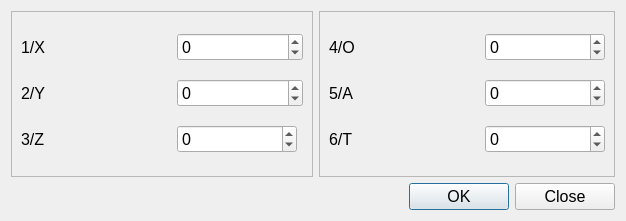
Qt form tpointdialog.ui (GolubevMA/RobotConnection) before a commit.
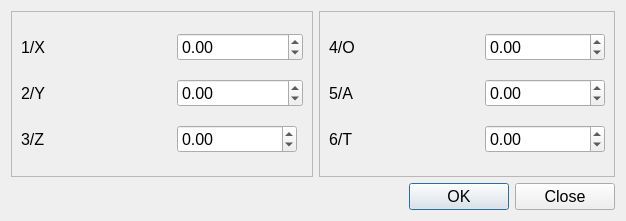
The same form after that commit.

Patch:
```diff
--- a/tpointdialog.ui
+++ b/tpointdialog.ui
@@ -43,22 +43,6 @@
           </property>
          </widget>
         </item>
-        <item row="2" column="2" colspan="2">
-         <widget class="QSpinBox" name="spinBox_Y">
-          <property name="minimumSize">
-           <size>
-            <width>100</width>
-            <height>0</height>
-           </size>
-          </property>
-          <property name="minimum">
-           <number>-360000</number>
-          </property>
-          <property name="maximum">
-           <number>300060</number>
-          </property>
-         </widget>
-        </item>
         <item row="0" column="0">
          <widget class="QLabel" name="label">
           <property name="minimumSize">
@@ -78,38 +62,6 @@
           </property>
          </widget>
         </item>
-        <item row="0" column="2" colspan="2">
-         <widget class="QSpinBox" name="spinBox_X">
-          <property name="minimumSize">
-           <size>
-            <width>120</width>
-            <height>0</height>
-           </size>
-          </property>
-          <property name="minimum">
-           <number>-10000000</number>
-          </property>
-          <property name="maximum">
-           <number>10000000</number>
-          </property>
-         </widget>
-        </item>
-        <item row="3" column="2">
-         <widget class="QSpinBox" name="spinBox_Z">
-          <property name="minimumSize">
-           <size>
-            <width>120</width>
-            <height>0</height>
-           </size>
-          </property>
-          <property name="minimum">
-           <number>-3600000</number>
-          </property>
-          <property name="maximum">
-           <number>360000000</number>
-          </property>
-         </widget>
-        </item>
         <item row="3" column="0">
          <widget class="QLabel" name="label_3">
           <property name="minimumSize">
@@ -129,6 +81,57 @@
           </property>
          </widget>
         </item>
+        <item row="0" column="2" colspan="2">
+         <widget class="QDoubleSpinBox" name="spinBox_X">
+          <property name="minimumSize">
+           <size>
+            <width>120</width>
+            <height>0</height>
+           </size>
+          </property>
+          <property name="minimum">
+           <double>-10000.000000000000000</double>
+          </property>
+          <property name="maximum">
+           <double>10000.000000000000000</double>
+          </property>
+          <property name="value">
+           <double>0.000000000000000</double>
+          </property>
+         </widget>
+        </item>
+        <item row="2" column="2" colspan="2">
+         <widget class="QDoubleSpinBox" name="spinBox_Y">
+          <property name="minimumSize">
+           <size>
+            <width>100</width>
+            <height>0</height>
+           </size>
+          </property>
+          <property name="minimum">
+           <double>-10000.000000000000000</double>
+          </property>
+          <property name="maximum">
+           <double>10000.000000000000000</double>
+          </property>
+         </widget>
+        </item>
+        <item row="3" column="2">
+         <widget class="QDoubleSpinBox" name="spinBox_Z">
+          <property name="minimumSize">
+           <size>
+            <width>120</width>
+            <height>0</height>
+           </size>
+          </property>
+          <property name="minimum">
+           <double>-10000.000000000000000</double>
+          </property>
+          <property name="maximum">
+           <double>10000.000000000000000</double>
+          </property>
+         </widget>
+        </item>
        </layout>
       </widget>
      </item>
@@ -162,38 +165,6 @@
             </property>
            </widget>
           </item>
-          <item row="0" column="1">
-           <widget class="QSpinBox" name="spinBox_rx">
-            <property name="minimumSize">
-             <size>
-              <width>120</width>
-              <height>0</height>
-             </size>
-            </property>
-            <property name="minimum">
-             <number>-360</number>
-            </property>
-            <property name="maximum">
-             <number>360</number>
-            </property>
-           </widget>
-          </item>
-          <item row="2" column="1">
-           <widget class="QSpinBox" name="spinBox_rz">
-            <property name="minimumSize">
-             <size>
-              <width>120</width>
-              <height>0</height>
-             </size>
-            </property>
-            <property name="minimum">
-             <number>-360</number>
-            </property>
-            <property name="maximum">
-             <number>360</number>
-            </property>
-           </widget>
-          </item>
           <item row="0" column="0">
            <widget class="QLabel" name="label_2">
             <property name="minimumSize">
@@ -232,8 +203,24 @@
             </property>
            </widget>
           </item>
+          <item row="0" column="1">
+           <widget class="QDoubleSpinBox" name="spinBox_rx">
+            <property name="minimumSize">
+             <size>
+              <width>120</width>
+              <height>0</height>
+             </size>
+            </property>
+            <property name="minimum">
+             <double>-10000.000000000000000</double>
+            </property>
+            <property name="maximum">
+             <double>10000.000000000000000</double>
+            </property>
+           </widget>
+          </item>
           <item row="1" column="1">
-           <widget class="QSpinBox" name="spinBox_ry">
+           <widget class="QDoubleSpinBox" name="spinBox_ry">
             <property name="minimumSize">
              <size>
               <width>120</width>
@@ -241,10 +228,26 @@
              </size>
             </property>
             <property name="minimum">
-             <number>-360</number>
+             <double>-10000.000000000000000</double>
             </property>
             <property name="maximum">
-             <number>360</number>
+             <double>10000.000000000000000</double>
+            </property>
+           </widget>
+          </item>
+          <item row="2" column="1">
+           <widget class="QDoubleSpinBox" name="spinBox_rz">
+            <property name="minimumSize">
+             <size>
+              <width>120</width>
+              <height>0</height>
+             </size>
+            </property>
+            <property name="minimum">
+             <double>-10000.000000000000000</double>
+            </property>
+            <property name="maximum">
+             <double>10000.000000000000000</double>
             </property>
            </widget>
           </item>
```
